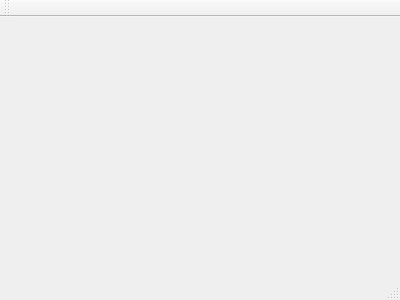
Before: the Qt Designer form mainwindow.ui in GitHubLaboratory/Text_search_system, drawn with Qt 5.
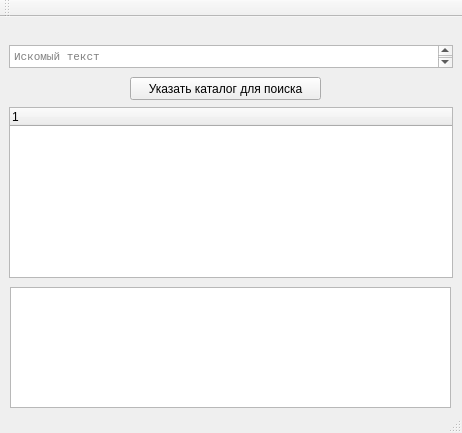
After: the same form once the commit is applied.

Commit message: add controls interface

The edit to the form file:
```diff
--- a/mainwindow.ui
+++ b/mainwindow.ui
@@ -1,24 +1,103 @@
 <ui version="4.0">
  <class>MainWindow</class>
- <widget class="QMainWindow" name="MainWindow" >
-  <property name="geometry" >
+ <widget class="QMainWindow" name="MainWindow">
+  <property name="geometry">
    <rect>
     <x>0</x>
     <y>0</y>
-    <width>400</width>
-    <height>300</height>
+    <width>462</width>
+    <height>433</height>
    </rect>
   </property>
   <property name="windowTitle" >
    <string>MainWindow</string>
   </property>
-  <widget class="QMenuBar" name="menuBar" />
-  <widget class="QToolBar" name="mainToolBar" />
-  <widget class="QWidget" name="centralWidget" />
-  <widget class="QStatusBar" name="statusBar" />
+  <widget class="QWidget" name="centralWidget">
+   <widget class="QPushButton" name="pushButton">
+    <property name="geometry">
+     <rect>
+      <x>130</x>
+      <y>60</y>
+      <width>191</width>
+      <height>23</height>
+     </rect>
+    </property>
+    <property name="text">
+     <string>Указать каталог для поиска</string>
+    </property>
+   </widget>
+   <widget class="QTreeWidget" name="treeWidget">
+    <property name="geometry">
+     <rect>
+      <x>9</x>
+      <y>90</y>
+      <width>444</width>
+      <height>171</height>
+     </rect>
+    </property>
+    <column>
+     <property name="text">
+      <string notr="true">1</string>
+     </property>
+    </column>
+   </widget>
+   <widget class="QTextEdit" name="textEdit">
+    <property name="geometry">
+     <rect>
+      <x>9</x>
+      <y>28</y>
+      <width>444</width>
+      <height>23</height>
+     </rect>
+    </property>
+    <property name="font">
+     <font>
+      <family>Lucida Console</family>
+      <pointsize>8</pointsize>
+     </font>
+    </property>
+    <property name="documentTitle">
+     <string/>
+    </property>
+    <property name="placeholderText">
+     <string>Искомый текст</string>
+    </property>
+   </widget>
+   <widget class="QTextEdit" name="textEdit_2">
+    <property name="geometry">
+     <rect>
+      <x>10</x>
+      <y>270</y>
+      <width>441</width>
+      <height>121</height>
+     </rect>
+    </property>
+    <property name="lineWrapMode">
+     <enum>QTextEdit::NoWrap</enum>
+    </property>
+   </widget>
+  </widget>
+  <widget class="QMenuBar" name="menuBar">
+   <property name="geometry">
+    <rect>
+     <x>0</x>
+     <y>0</y>
+     <width>462</width>
+     <height>21</height>
+    </rect>
+   </property>
+  </widget>
+  <widget class="QToolBar" name="mainToolBar">
+   <attribute name="toolBarArea">
+    <enum>TopToolBarArea</enum>
+   </attribute>
+   <attribute name="toolBarBreak">
+    <bool>false</bool>
+   </attribute>
+  </widget>
+  <widget class="QStatusBar" name="statusBar"/>
  </widget>
- <layoutDefault spacing="6" margin="11" />
- <pixmapfunction></pixmapfunction>
+ <layoutdefault spacing="6" margin="11"/>
  <resources/>
  <connections/>
 </ui>
```
Left out of the diff: 3 changed lines with no effect on the pictures.
